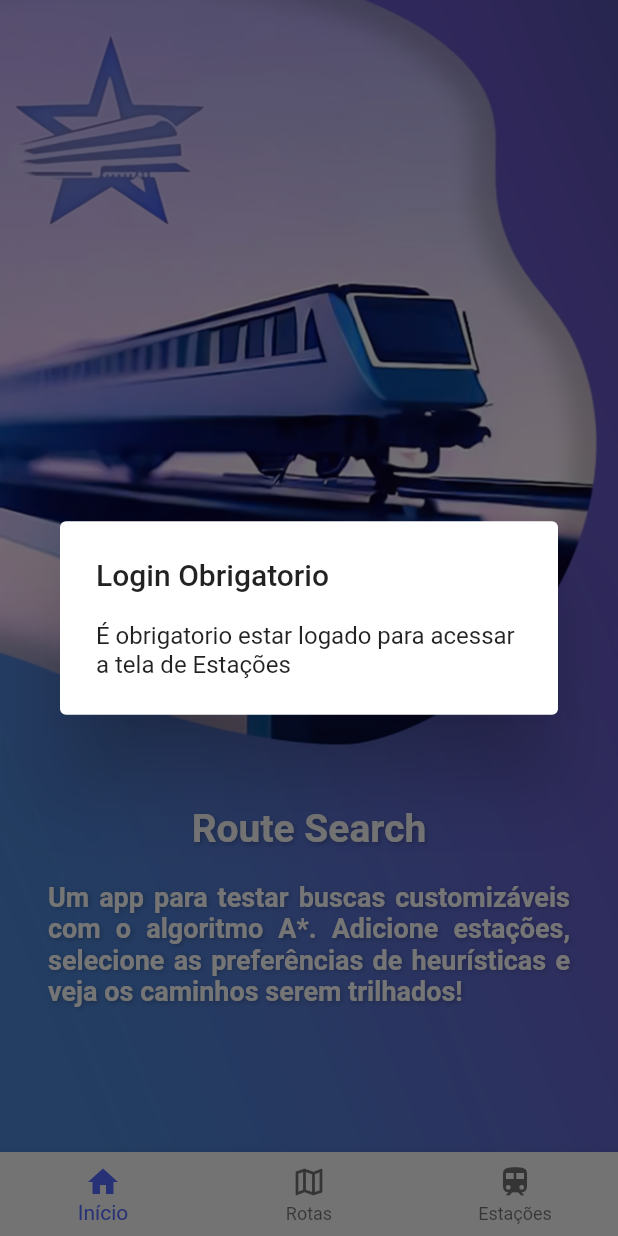
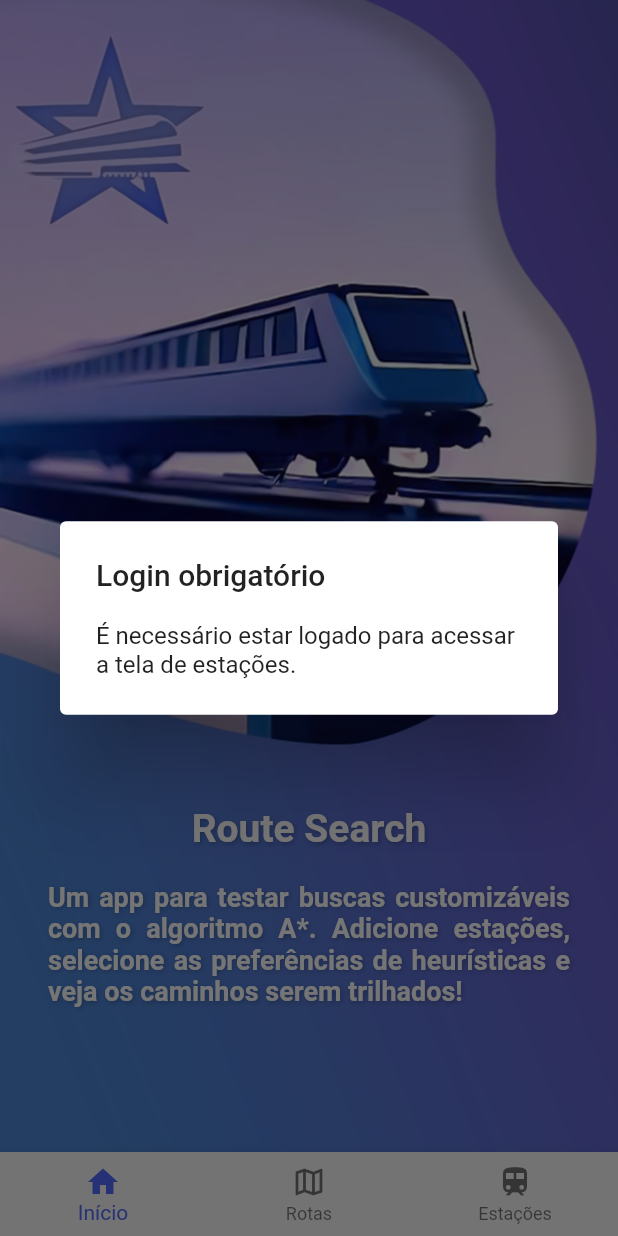
Before and after one commit to SantanaCosta/Route-Search, a Flutter app: the screen it shows after launch, item 3 of the bottom bar chosen, on a phone screen of 412 x 824 dp. Run offline on Flutter 3.47's test engine with Material 2 defaults, Android fonts, the phone set to English and light mode, and no system bars; our stand-ins replace dio, firebase_auth, firebase_core, firebase_database, flutter_bloc; accounts and stored records are empty.

Commit message:
Ordem alfabética

```diff
--- a/route_search/lib/bloc/monitor.dart
+++ b/route_search/lib/bloc/monitor.dart
@@ -22,6 +22,8 @@ class MonitorBloc extends Bloc<MonitorEvent, MonitorState> {
               key, Station.fromMap(convertedMap));
         });
       }
+
+      stationCollection.sortByName();
       add(UpdateList());
     });
     on<UpdateList>((event, Emitter emit) {
--- a/route_search/lib/view/home_page.dart
+++ b/route_search/lib/view/home_page.dart
@@ -50,9 +50,9 @@ class _MyHomePageState extends State<MyHomePage> {
           context: context,
           builder: (context) {
             return const AlertDialog(
-              title: Text("Login Obrigatorio"),
+              title: Text("Login obrigatório"),
               content: Text(
-                  "É obrigatorio estar logado para acessar a tela de Estações"),
+                  "É necessário estar logado para acessar a tela de estações."),
             );
           }).then((value) => {
             Navigator.push(
```
Also changed, not shown: route_search/lib/model/stationcollection.dart (+11 -0 lines).
